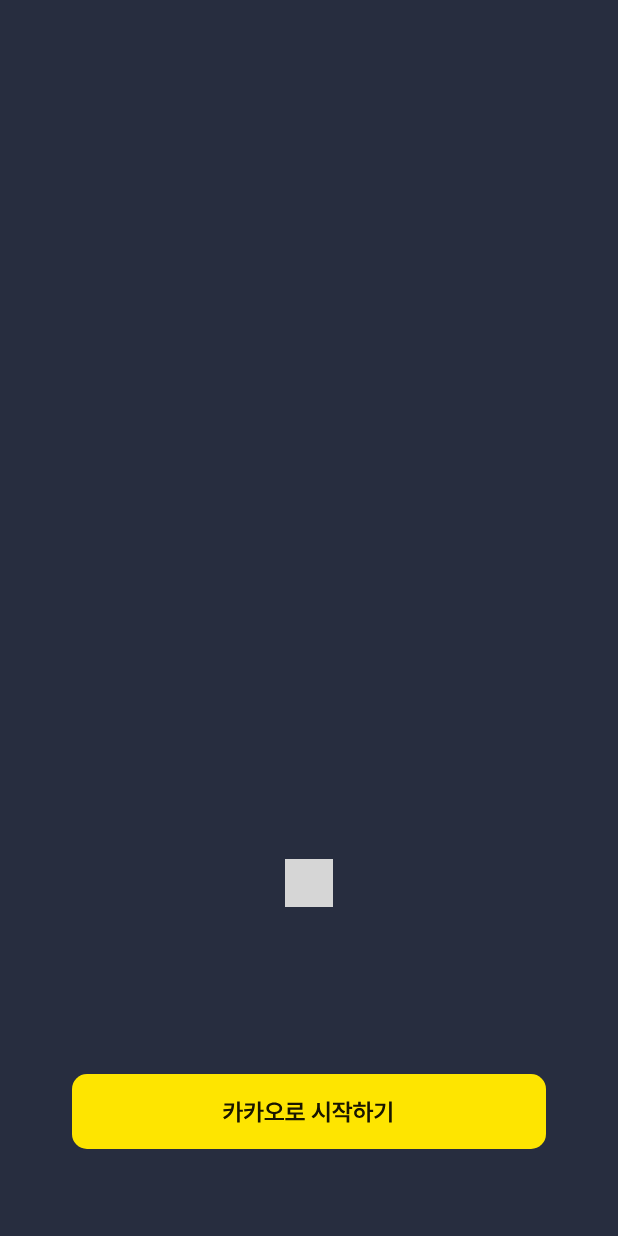
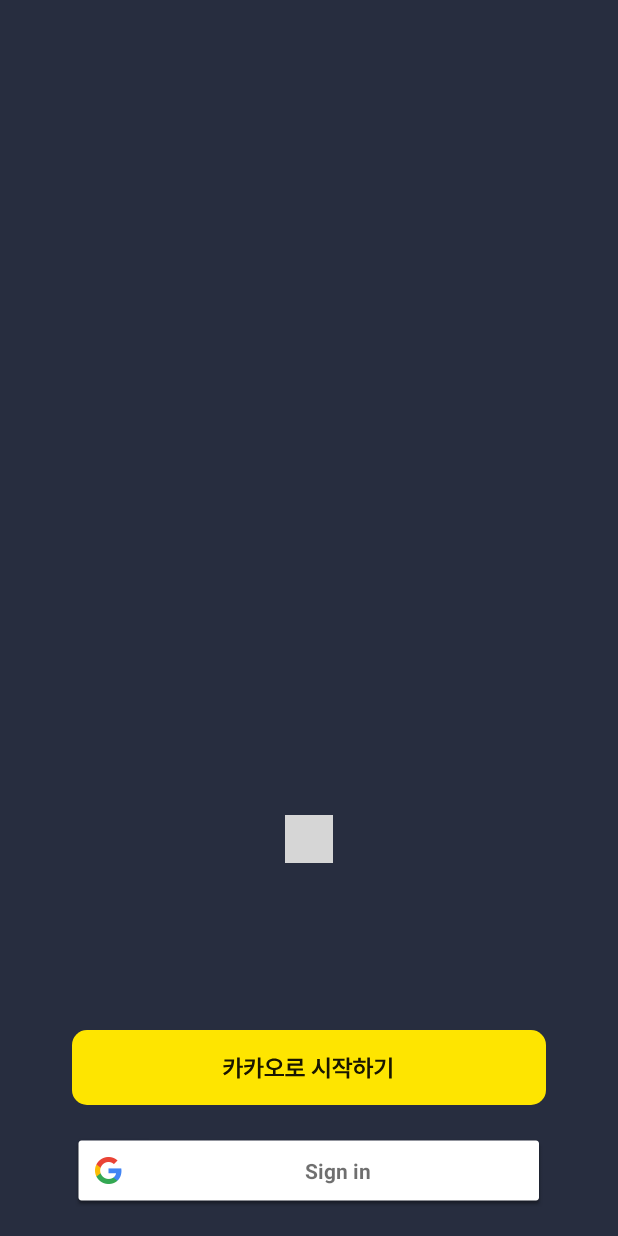
Before and after one commit to hojoJeong/Fondue, an Android app: the LoginActivity screen opened directly, with no data from a screen before it, on a phone screen of 412 x 824 dp. Run offline under Robolectric (Android 15) with nearby library versions, the phone set to English and light mode, and no system bars; our stand-ins replace Dagger/Hilt's generated code, data binding; libraries missing offline, so code that uses them is left out: com.kakao.sdk, com.skydoves.balloon; plain views replace CircleIndicator3; Roboto replaces fonts that are not available here; 1 statement that could not run was skipped; grey boxes are pictures that could not be loaded.

Commit message:
feat: #2 카카오 로그인 연동

```diff
--- a/Android/FundYou/app/src/main/java/com/ssafy/fundyou/ui/login/LoginActivity.kt
+++ b/Android/FundYou/app/src/main/java/com/ssafy/fundyou/ui/login/LoginActivity.kt
@@ -4,6 +4,12 @@
 import android.util.Log
 import androidx.appcompat.app.AppCompatActivity
 import androidx.core.content.res.ResourcesCompat
+import com.google.android.gms.auth.api.signin.GoogleSignIn
+import com.google.android.gms.auth.api.signin.GoogleSignInOptions
+import com.kakao.sdk.auth.model.OAuthToken
+import com.kakao.sdk.common.model.ClientError
+import com.kakao.sdk.common.model.ClientErrorCause
+import com.kakao.sdk.user.UserApiClient
 import com.skydoves.balloon.Balloon
 import com.skydoves.balloon.BalloonSizeSpec
 import com.skydoves.balloon.showAlignTop
@@ -16,7 +22,14 @@
 @AndroidEntryPoint
 class LoginActivity : AppCompatActivity() {
 
-    private lateinit var binding : ActivityLoginBinding
+    private lateinit var binding: ActivityLoginBinding
+    private val kakaoLoginCallback: (OAuthToken?, Throwable?) -> Unit = { token, error ->
+        if (error != null) {
+            Log.e(TAG, "카카오계정으로 로그인 실패", error)
+        } else if (token != null) {
+            Log.i(TAG, "카카오계정으로 로그인 성공 ${token.accessToken}")
+        }
+    }
 
     override fun onCreate(savedInstanceState: Bundle?) {
         super.onCreate(savedInstanceState)
@@ -24,17 +37,47 @@
         setContentView(binding.root)
 
         initLoginBanner()
+        addKakaoLoginEvent()
     }
 
-    private fun initLoginBanner(){
+    private fun initLoginBanner() {
         val bannerAdapter = LoginBannerAdapter(this)
         bannerAdapter.addAllBannerList(initLoginBannerList())
 
-        with(binding){
+        with(binding) {
             vpLoginBanner.adapter = bannerAdapter
             Log.d(TAG, "initLoginBanner: ${vpLoginBanner.currentItem}")
             ciLoginBannerIndicator.setViewPager(vpLoginBanner)
             btnLoginKakao.showAlignTop(makeBalloon())
+        }
+    }
+
+    private fun addGoogleLoginEvent(){
+        val gso = GoogleSignInOptions.Builder(GoogleSignInOptions.DEFAULT_SIGN_IN)
+            .requestEmail()
+            .build()
+
+        val client = GoogleSignIn.getClient(this, gso)
+    }
+
+    private fun addKakaoLoginEvent() {
+        with(binding){
+            btnLoginKakao.setOnClickListener {
+                if (UserApiClient.instance.isKakaoTalkLoginAvailable(this@LoginActivity)) {
+                    UserApiClient.instance.loginWithKakaoTalk(this@LoginActivity) { token, error ->
+                        if (error != null) {
+                            if (error is ClientError && error.reason == ClientErrorCause.Cancelled) {
+                                return@loginWithKakaoTalk
+                            }
+                            UserApiClient.instance.loginWithKakaoAccount(this@LoginActivity, callback = kakaoLoginCallback)
+                        } else if (token != null) {
+                            Log.i(TAG, "카카오톡으로 로그인 성공 ${token.accessToken}")
+                        }
+                    }
+                } else {
+                    UserApiClient.instance.loginWithKakaoAccount(this@LoginActivity, callback = kakaoLoginCallback)
+                }
+            }
         }
     }
 
@@ -65,15 +108,31 @@
         return popUpMessage.build()
     }
 
-    private fun initLoginBannerList() : List<LoginBannerModel>{
+    private fun initLoginBannerList(): List<LoginBannerModel> {
         val list = mutableListOf<LoginBannerModel>()
-        list.add(LoginBannerModel(R.drawable.ic_launcher_background, getString(R.string.content_login_banner_1)))
-        list.add(LoginBannerModel(R.drawable.ic_launcher_background,  getString(R.string.content_login_banner_2)))
-        list.add(LoginBannerModel(R.drawable.ic_launcher_background,  getString(R.string.content_login_banner_3)))
+        list.add(
+            LoginBannerModel(
+                R.drawable.ic_launcher_background,
+                getString(R.string.content_login_banner_1)
+            )
+        )
+        list.add(
+            LoginBannerModel(
+                R.drawable.ic_launcher_background,
+                getString(R.string.content_login_banner_2)
+            )
+        )
+        list.add(
+            LoginBannerModel(
+                R.drawable.ic_launcher_background,
+                getString(R.string.content_login_banner_3)
+            )
+        )
 
         return list
     }
-    companion object{
+
+    companion object {
         private const val TAG = "LoginActivity"
     }
 }
--- a/Android/FundYou/app/src/main/res/layout/activity_login.xml
+++ b/Android/FundYou/app/src/main/res/layout/activity_login.xml
@@ -33,16 +33,24 @@
 
         <ImageButton
             android:id="@+id/btn_login_kakao"
-            android:layout_width="0dp"
+            android:layout_width="wrap_content"
             android:layout_height="wrap_content"
             android:layout_marginTop="107dp"
-            android:layout_marginBottom="58dp"
             android:background="@color/transparent"
             android:src="@drawable/bg_kakao_login"
-            app:layout_constraintBottom_toBottomOf="parent"
             app:layout_constraintEnd_toEndOf="parent"
             app:layout_constraintStart_toStartOf="parent"
             app:layout_constraintTop_toBottomOf="@id/vp_login_banner" />
 
+        <com.google.android.gms.common.SignInButton
+            android:layout_width="0dp"
+            android:layout_height="wrap_content"
+            android:layout_marginTop="19dp"
+            android:layout_marginBottom="19dp"
+            app:layout_constraintBottom_toBottomOf="parent"
+            app:layout_constraintEnd_toEndOf="@id/btn_login_kakao"
+            app:layout_constraintStart_toStartOf="@id/btn_login_kakao"
+            app:layout_constraintTop_toBottomOf="@+id/btn_login_kakao" />
+
     </androidx.constraintlayout.widget.ConstraintLayout>
 </layout>
--- a/Android/FundYou/common/src/main/java/com/ssafy/fundyou/common/Constant.kt
+++ b/Android/FundYou/common/src/main/java/com/ssafy/fundyou/common/Constant.kt
@@ -3,4 +3,5 @@
 object Constant {
     const val BASE_URL = ""
     const val KAKAO_BASE_URL = ""
+    const val GOOGLE_BASE_URL = ""
 }
--- a/Android/FundYou/gradle.properties
+++ b/Android/FundYou/gradle.properties
@@ -21,3 +21,5 @@
 # resources declared in the library itself and none from the library's dependencies,
 # thereby reducing the size of the R class for that library
 android.nonTransitiveRClass=true
+
+org.gradle.java.home=C:\\Program Files\\Android\\Android Studio\\jre
--- a/Android/FundYou/settings.gradle
+++ b/Android/FundYou/settings.gradle
@@ -10,6 +10,8 @@
     repositories {
         google()
         mavenCentral()
+        maven {url "https://jitpack.io"}
+        maven { url 'https://devrepo.kakao.com/nexus/content/groups/public/'}
     }
 }
 rootProject.name = "FundYou"
```
Also changed, not shown: Android/FundYou/app/build.gradle (+8 -4 lines), Android/FundYou/app/src/main/AndroidManifest.xml (+14 -0 lines), Android/FundYou/app/src/main/java/com/ssafy/fundyou/GlobalApplication.kt (+7 -1 lines), Android/FundYou/app/src/main/java/com/ssafy/fundyou/util/Extension.kt (added, +8 -0 lines), Android/FundYou/gradle/libs.versions.toml (+9 -5 lines), 1 other file.
